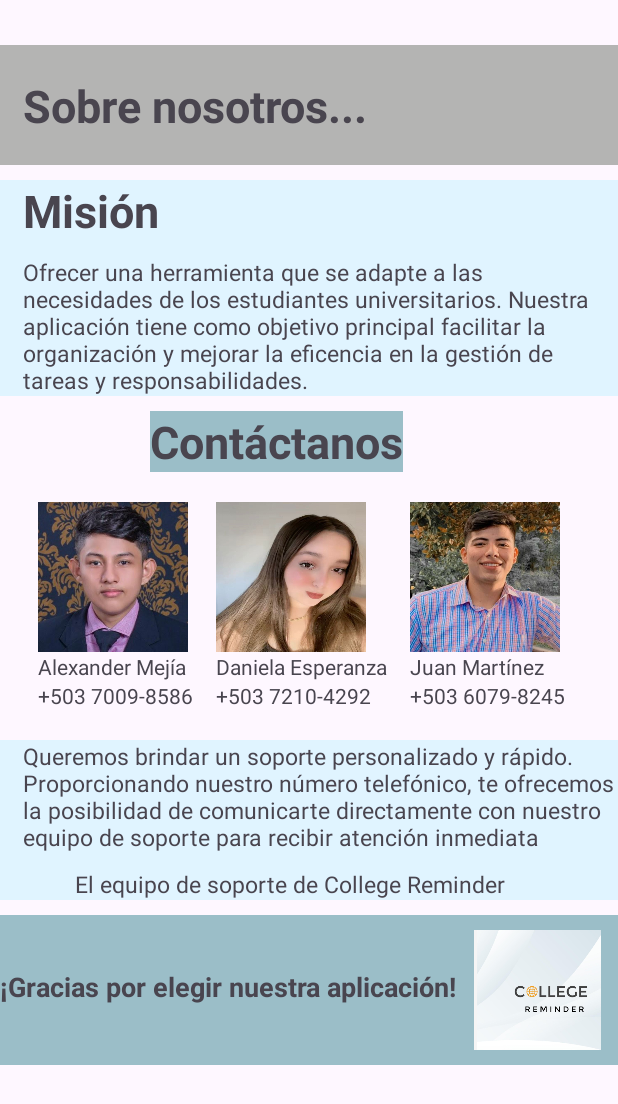
After one commit to wilsongutierrez-01/Collage_Reminder, an Android app: the AcercaDeActivity screen opened directly, with no data from a screen before it, on a phone screen of 412 x 824 dp. The commit adds this screen. Shown: the top 1104 px of the screen. Run offline under Robolectric (Android 15) with nearby library versions, the phone set to English and light mode, and no system bars; our stand-ins replace Firebase (no records; nobody signed in at launch, a user with empty details on screens opened directly).

Commit message:
Acerca de, y tarjetas modificadas

```diff
--- a/app/src/main/AndroidManifest.xml
+++ b/app/src/main/AndroidManifest.xml
@@ -53,6 +53,9 @@
             android:exported="false"/>
         <activity android:name=".VerPreguntas"
             android:exported="false"/>
+
+        <activity android:name=".AcercaDeActivity"
+            android:exported="false"/>
         <activity
             android:name=".Login"
             android:exported="true">
--- /dev/null
+++ b/app/src/main/java/com/example/collagereminder/AcercaDeActivity.java
@@ -0,0 +1,31 @@
+package com.example.collagereminder;
+
+import android.content.Context;
+import android.content.SharedPreferences;
+import android.os.Bundle;
+import android.widget.Button;
+import android.widget.EditText;
+import android.widget.Toast;
+
+import androidx.appcompat.app.AppCompatActivity;
+
+import com.google.firebase.database.DatabaseReference;
+import com.google.firebase.database.FirebaseDatabase;
+
+import java.util.HashMap;
+import java.util.Map;
+
+public class AcercaDeActivity extends AppCompatActivity {
+
+
+    @Override
+    protected void onCreate(Bundle saveInstanceState){
+        super.onCreate(saveInstanceState);
+        setContentView(R.layout.activity_acerca_de);
+
+
+
+    }
+
+
+}
--- a/app/src/main/java/com/example/collagereminder/MainActivity.java
+++ b/app/src/main/java/com/example/collagereminder/MainActivity.java
@@ -35,7 +35,7 @@ import com.onesignal.debug.LogLevel;
 
 public class MainActivity extends AppCompatActivity {
 
-    ImageButton btnCalendario, NuevaNota, btnBienestar, CerrarSesion, btnEstudio ;
+    ImageButton btnCalendario, NuevaNota, btnBienestar, CerrarSesion, btnEstudio, btnAcercaDe ;
     FirebaseAuth firebaseAuth;
     FirebaseUser user;
 
@@ -94,6 +94,7 @@ public class MainActivity extends AppCompatActivity {
         btnCalendario = findViewById(R.id.btnCalendario);
         btnBienestar = findViewById(R.id.btnBienestar);
         btnEstudio = findViewById(R.id.btnEstudio);
+        btnAcercaDe = findViewById(R.id.btnAcerca);
         firebaseAuth = FirebaseAuth.getInstance();
         user = firebaseAuth.getCurrentUser();
 
@@ -128,6 +129,14 @@ public class MainActivity extends AppCompatActivity {
             }
         });
 
+        btnAcercaDe.setOnClickListener(new View.OnClickListener() {
+            @Override
+            public void onClick(View view) {
+                abrirAcercaDe();
+
+
+            }
+        });
         btnEstudio.setOnClickListener(new View.OnClickListener() {
             @Override
             public void onClick(View view) {
@@ -197,6 +206,12 @@ public class MainActivity extends AppCompatActivity {
         }
 
     }
+    private void abrirAcercaDe(){
+
+        Intent abrirAcercaDe = new Intent(getApplicationContext(), AcercaDeActivity.class);
+        startActivity(abrirAcercaDe);
+
+    }
 
 
     private void mostrarMsgToast(String msg){
--- a/app/src/main/java/com/example/collagereminder/addNoteActivity.java
+++ b/app/src/main/java/com/example/collagereminder/addNoteActivity.java
@@ -80,6 +80,8 @@ public class addNoteActivity extends AppCompatActivity {
                                 String notaKey = userNotesReference.push().getKey();
 
                                 if (notaKey != null) {
+
+                                    if(!tituloNota.isEmpty() && !nuevaNota.isEmpty()){
                                         // Guarda la nueva nota con la clave generada en el nodo "notas"
                                         Map<String,String> data = new HashMap<>();
                                         data.put("titulo", tituloNota);
@@ -87,6 +89,10 @@ public class addNoteActivity extends AppCompatActivity {
 
                                         userNotesReference.child(notaKey).setValue(data);
                                         mostrarMsgToast("Nota agregada");
+                                    }else {
+                                        mostrarMsgToast("Por favor ingrese datos");
+                                    }
+
                                 } else {
                                     mostrarMsgToast("Error al agregar la nota");
                                 }
--- /dev/null
+++ b/app/src/main/res/layout/activity_acerca_de.xml
@@ -0,0 +1,213 @@
+<?xml version="1.0" encoding="utf-8"?>
+<LinearLayout xmlns:android="http://schemas.android.com/apk/res/android"
+    xmlns:app="http://schemas.android.com/apk/res-auto"
+    xmlns:tools="http://schemas.android.com/tools"
+    android:layout_width="match_parent"
+    android:layout_height="match_parent"
+    android:gravity="center"
+    android:orientation="vertical"
+    tools:context=".AcercaDeActivity">
+
+<RelativeLayout
+    android:layout_width="match_parent"
+    android:layout_height="match_parent">
+
+    <LinearLayout
+        android:id="@+id/linearTop"
+        android:layout_marginTop="30dp"
+        android:layout_width="match_parent"
+        android:layout_height="80dp"
+        android:orientation="horizontal"
+        android:background="#B4B4B3">
+        <TextView
+            android:layout_marginTop="20dp"
+            android:layout_width="match_parent"
+            android:layout_height="wrap_content"
+            android:layout_marginLeft="15dp"
+            android:text="Sobre nosotros..."
+            android:textStyle="bold"
+            android:textSize="30dp"/>
+
+    </LinearLayout>
+
+    <RelativeLayout
+        android:id="@+id/linearMision"
+        android:layout_below="@id/linearTop"
+        android:layout_marginTop="10dp"
+        android:layout_width="match_parent"
+        android:layout_height="wrap_content"
+        android:background="#E0F4FF">
+        <TextView
+            android:id="@+id/lblMision"
+            android:layout_width="wrap_content"
+            android:layout_height="wrap_content"
+            android:layout_marginLeft="15dp"
+            android:text="Misión"
+            android:textStyle="bold"
+            android:textSize="30dp"/>
+        <TextView
+            android:layout_below="@+id/lblMision"
+            android:layout_marginTop="10dp"
+            android:layout_marginLeft="15dp"
+            android:layout_width="wrap_content"
+            android:layout_height="wrap_content"
+            android:textSize="15dp"
+            android:text="@string/mision"/>
+
+    </RelativeLayout>
+
+    <LinearLayout
+        android:id="@+id/linearContacto"
+        android:layout_below="@+id/linearMision"
+        android:layout_marginTop="10dp"
+        android:layout_width="match_parent"
+        android:layout_height="wrap_content"
+        android:orientation="horizontal"
+        android:textAlignment="center">
+        <RelativeLayout
+            android:layout_width="wrap_content"
+            android:layout_height="wrap_content"
+            android:layout_marginLeft="100dp"
+            android:background="#9BBEC8">
+            <TextView
+                android:layout_width="wrap_content"
+                android:layout_height="wrap_content"
+                android:text="Contáctanos"
+                android:textStyle="bold"
+                android:textSize="30dp"/>
+        </RelativeLayout>
+
+    </LinearLayout>
+
+    <LinearLayout
+        android:id="@+id/linearFotos"
+        android:layout_marginTop="10dp"
+        android:layout_below="@+id/linearContacto"
+        android:layout_width="match_parent"
+        android:layout_height="wrap_content"
+        android:padding="10dp"
+        android:orientation="horizontal">
+
+        <RelativeLayout
+            android:layout_width="wrap_content"
+            android:layout_height="wrap_content"
+            android:layout_marginLeft="15dp">
+            <ImageView
+                android:id="@+id/picChepe"
+                android:layout_width="100dp"
+                android:layout_height="100dp"
+                android:background="@drawable/chepe"/>
+            <TextView
+                android:id="@+id/lblNombreChepe"
+                android:layout_below="@+id/picChepe"
+                android:layout_width="wrap_content"
+                android:layout_height="wrap_content"
+                android:text="Alexander Mejía"/>
+            <TextView
+                android:id="@+id/numChepe"
+                android:layout_below="@+id/lblNombreChepe"
+                android:layout_width="wrap_content"
+                android:layout_height="wrap_content"
+                android:text="+503 7009-8586"/>
+        </RelativeLayout>
+        <RelativeLayout
+            android:layout_width="wrap_content"
+            android:layout_height="wrap_content"
+            android:layout_marginLeft="15dp">
+            <ImageView
+                android:id="@+id/picCarla"
+                android:layout_width="100dp"
+                android:layout_height="100dp"
+                android:background="@drawable/carla"/>
+            <TextView
+                android:id="@+id/lblNombreCarla"
+                android:layout_below="@+id/picCarla"
+                android:layout_width="wrap_content"
+                android:layout_height="wrap_content"
+                android:text="Daniela Esperanza"/>
+            <TextView
+                android:id="@+id/numCarla"
+                android:layout_below="@+id/lblNombreCarla"
+                android:layout_width="wrap_content"
+                android:layout_height="wrap_content"
+                android:text="+503 7210-4292"/>
+        </RelativeLayout>
+        <RelativeLayout
+            android:layout_width="wrap_content"
+            android:layout_height="wrap_content"
+            android:layout_marginLeft="15dp">
+
+            <ImageView
+                android:id="@+id/picJuan"
+                android:layout_width="100dp"
+                android:layout_height="100dp"
+                android:background="@drawable/juan"/>
+            <TextView
+                android:id="@+id/lblNombreJuan"
+                android:layout_below="@+id/picJuan"
+                android:layout_width="wrap_content"
+                android:layout_height="wrap_content"
+                android:text="Juan Martínez"/>
+            <TextView
+                android:id="@+id/numJuan"
+                android:layout_below="@+id/lblNombreJuan"
+                android:layout_width="wrap_content"
+                android:layout_height="wrap_content"
+                android:text="+503 6079-8245"/>
+        </RelativeLayout>
+    </LinearLayout>
+
+
+    <RelativeLayout
+        android:id="@+id/linearSoporte"
+        android:layout_below="@+id/linearFotos"
+        android:layout_marginTop="10dp"
+        android:layout_width="match_parent"
+        android:layout_height="wrap_content"
+        android:background="#E0F4FF">
+        <TextView
+            android:id="@+id/lblSoporte"
+            android:layout_width="wrap_content"
+            android:layout_height="wrap_content"
+            android:layout_marginLeft="15dp"
+            android:textSize="15dp"
+            android:text="@string/soporte"/>
+        <TextView
+            android:layout_below="@+id/lblSoporte"
+            android:layout_marginTop="10dp"
+            android:layout_width="wrap_content"
+            android:layout_height="wrap_content"
+            android:text="@string/equipo"
+            android:textSize="15dp"
+            android:layout_marginLeft="50dp"/>
+
+
+    </RelativeLayout>
+    <LinearLayout
+        android:id="@+id/linearFinal"
+        android:layout_below="@+id/linearSoporte"
+        android:layout_marginTop="10dp"
+        android:layout_width="match_parent"
+        android:layout_height="100dp"
+        android:orientation="horizontal"
+        android:background="#9BBEC8">
+
+        <TextView
+            android:layout_width="wrap_content"
+            android:layout_height="wrap_content"
+            android:layout_marginTop="35dp"
+            android:textStyle="bold"
+            android:textSize="18dp"
+            android:text="¡Gracias por elegir nuestra aplicación!"/>
+
+        <ImageView
+            android:layout_width="wrap_content"
+            android:layout_height="wrap_content"
+            android:layout_marginTop="10dp"
+            android:layout_marginBottom="10dp"
+            android:src="@mipmap/icono"/>
+
+    </LinearLayout>
+</RelativeLayout>
+
+</LinearLayout>
--- a/app/src/main/res/layout/activity_estudio.xml
+++ b/app/src/main/res/layout/activity_estudio.xml
@@ -23,6 +23,7 @@
         android:id="@+id/btnAddTarjeta"
         android:layout_below="@+id/lblTituloPreguntas"
         android:layout_marginTop="10dp"
+        android:textSize="20dp"
         android:layout_width="wrap_content"
         android:layout_height="wrap_content"
         android:text="Agregar"
@@ -33,7 +34,9 @@
         android:layout_below="@+id/btnAddTarjeta"
         android:layout_marginTop="10dp"
         android:layout_width="match_parent"
-        android:layout_height="wrap_content" />
+        android:layout_height="wrap_content"
+        android:divider="@android:color/transparent"
+        android:dividerHeight="10dp"/>
 
 </RelativeLayout>
 
--- a/app/src/main/res/layout/view_preguntas.xml
+++ b/app/src/main/res/layout/view_preguntas.xml
@@ -3,6 +3,7 @@
     android:layout_width="match_parent"
     android:layout_height="wrap_content"
     android:layout_margin="10dp"
+    android:layout_marginTop="5dp"
     android:background="@drawable/card_background">
 
     <!-- Puedes personalizar los elementos dentro de la tarjeta, como TextView, ImageView, etc. -->
@@ -24,7 +25,7 @@
         android:layout_width="wrap_content"
         android:layout_height="wrap_content"
         android:layout_marginStart="16dp"
-        android:layout_marginEnd="16dp"/>
+        android:layout_marginBottom="4dp"/>
 
     <!-- Agrega más elementos según sea necesario -->
 
--- a/app/src/main/res/values/strings.xml
+++ b/app/src/main/res/values/strings.xml
@@ -12,8 +12,14 @@
     <string name="recordatorio">Recuerda tratarte con mucho cariño, hacer pausas de descanso y continuar; te ayudamos a organizarte para
                                 que logres tus tareas diarias. Ánimo</string>
 
-    <string name="recordatorio2"> te ayudamos a organizarte para que logres tus tareas diarias. Ánimo</string>
+    <string name="mision">Ofrecer una herramienta que se adapte a las necesidades de los estudiantes universitarios. Nuestra
+                            aplicación tiene como objetivo principal facilitar la organización y mejorar la eficencia en la
+                            gestión de tareas y responsabilidades.</string>
 
+    <string name="soporte">Queremos brindar un soporte personalizado y rápido. Proporcionando nuestro número telefónico, te ofrecemos la posibilidad de
+                            comunicarte directamente con nuestro equipo de soporte para recibir atención inmediata</string>
+
+    <string name="equipo">El equipo de soporte de College Reminder</string>
     <string name="first_fragment_label">First Fragment</string>
     <string name="second_fragment_label">Second Fragment</string>
     <string name="next">Next</string>
```
Also changed, not shown: app/src/main/res/drawable/carla.jpeg (added), app/src/main/res/drawable/chepe.jpeg (added), app/src/main/res/drawable/juan.jpeg (added). Lines whose indentation alone changed are shown as unchanged.
